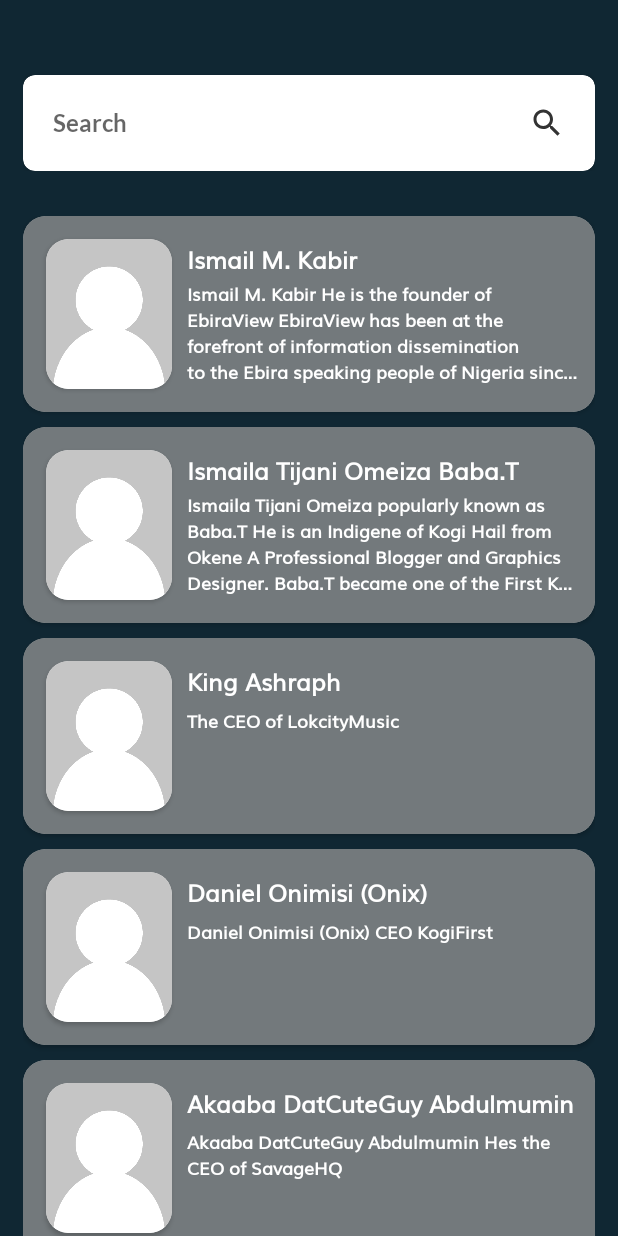
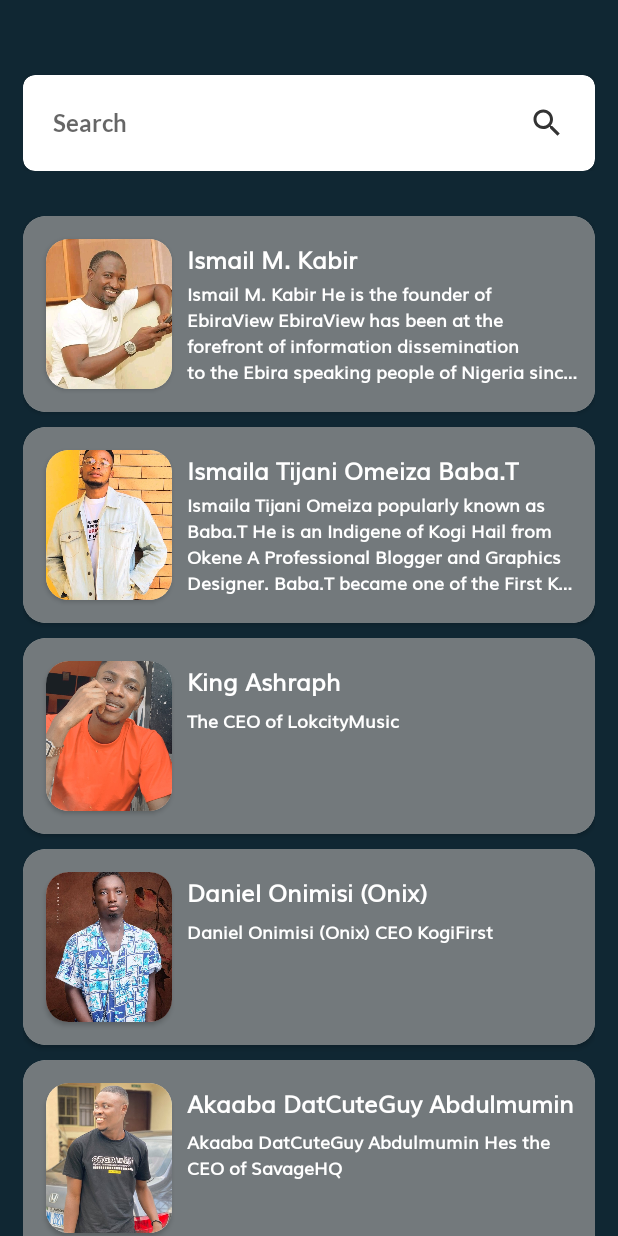
Before and after one commit to mubaracktahir/EbiraPeople, an Android app: the BlogersFragment screen opened through its navigation route, on a phone screen of 412 x 824 dp. Run offline under Robolectric (Android 15) with nearby library versions, the phone set to English and light mode, and no system bars; our stand-ins replace data binding.

```diff
--- a/app/src/main/java/com/mubaracktahir/ebirapeople/UI/Entertainment/Bloggers/BlogersFragment.kt
+++ b/app/src/main/java/com/mubaracktahir/ebirapeople/UI/Entertainment/Bloggers/BlogersFragment.kt
@@ -17,11 +17,11 @@ class BlogersFragment : BaseListFragment<FragmentListBinding>() {
     }
 
     override fun addList() {
-        mList.add(People(passString(R.string.b1),passString(R.string.b1_d)))
-        mList.add(People(passString(R.string.b2),passString(R.string.b2_d)))
-        mList.add(People(passString(R.string.b3),passString(R.string.b3_d)))
-        mList.add(People(passString(R.string.b4),passString(R.string.b4_d)))
-        mList.add(People(passString(R.string.b5),passString(R.string.b5_d)))
+        mList.add(People(passString(R.string.b1),passString(R.string.b1_d),R.drawable.b1))
+        mList.add(People(passString(R.string.b2),passString(R.string.b2_d),R.drawable.b2))
+        mList.add(People(passString(R.string.b3),passString(R.string.b3_d),R.drawable.b3))
+        mList.add(People(passString(R.string.b4),passString(R.string.b4_d),R.drawable.b4))
+        mList.add(People(passString(R.string.b5),passString(R.string.b5_d),R.drawable.b5))
         mList.add(People(passString(R.string.b6),passString(R.string.b6_d),R.drawable.b6))
 
     }
--- a/app/src/main/java/com/mubaracktahir/ebirapeople/UI/OnboardingScreen/ViewPagerAdapter.kt
+++ b/app/src/main/java/com/mubaracktahir/ebirapeople/UI/OnboardingScreen/ViewPagerAdapter.kt
@@ -4,6 +4,7 @@ import androidx.fragment.app.Fragment
 import androidx.fragment.app.FragmentManager
 import androidx.lifecycle.Lifecycle
 import androidx.viewpager2.adapter.FragmentStateAdapter
+import com.mubaracktahir.ebirapeople.core.BaseFragment
 
 
 /**
--- a/app/src/main/res/layout/fragment_first_screen.xml
+++ b/app/src/main/res/layout/fragment_first_screen.xml
@@ -27,11 +27,11 @@
 
         <TextView
             android:id="@+id/textView3"
+            android:textColor="@android:color/white"
             android:layout_width="wrap_content"
             android:layout_height="wrap_content"
             android:fontFamily="@font/raleway_medium"
             android:text="The OHINOYI OF EBIRA"
-            android:textColor="#007E65"
             tools:textColor="@android:color/black"
             android:textSize="20sp"
             android:textStyle="bold"
--- a/app/src/main/res/layout/fragment_second_screen.xml
+++ b/app/src/main/res/layout/fragment_second_screen.xml
@@ -27,7 +27,7 @@
             android:layout_height="wrap_content"
             android:fontFamily="@font/raleway_medium"
             android:text="KNOW OUR CULTURE"
-            android:textColor="#007E65"
+            android:textColor="@android:color/white"
             android:textSize="20sp"
             android:textStyle="bold"
             app:layout_constraintEnd_toEndOf="parent"
--- a/app/src/main/res/layout/fragment_thirfd_screen.xml
+++ b/app/src/main/res/layout/fragment_thirfd_screen.xml
@@ -9,9 +9,6 @@
         android:orientation="vertical"
         android:gravity="center_horizontal"
         tools:context=".UI.OnboardingScreen.screens.FirstScreen">
-
-        <!-- TODO: Update blank fragment layout -->
-
 
         <ImageView
 
@@ -42,7 +39,7 @@
             android:layout_marginTop="296dp"
             android:fontFamily="@font/raleway_medium"
             android:text="Beautiful Places"
-            android:textColor="#007E65"
+            android:textColor="@android:color/white"
             android:textSize="20sp"
             app:layout_constraintEnd_toEndOf="parent"
             app:layout_constraintStart_toStartOf="parent"
```
Also changed, not shown: app/src/main/java/com/mubaracktahir/ebirapeople/UI/OnboardingScreen/screens/SecondScreen.kt (+0 -36 lines), app/src/main/java/com/mubaracktahir/ebirapeople/UI/OnboardingScreen/screens/ThirdScreen.kt (+0 -15 lines), app/src/main/res/drawable-mdpi/b1.jpg (added), app/src/main/res/drawable-mdpi/b2.jpg (added), app/src/main/res/drawable-mdpi/b3.jpg (added), app/src/main/res/drawable-mdpi/b4.jpg (added), app/src/main/res/drawable-mdpi/b5.jpg (added).
